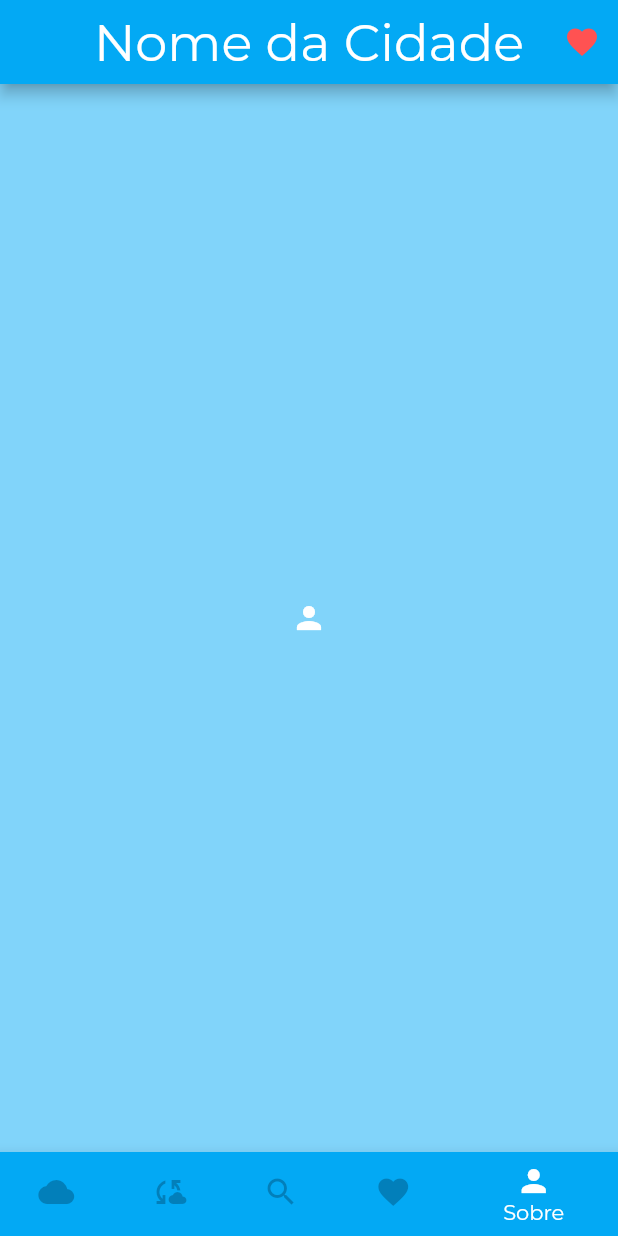
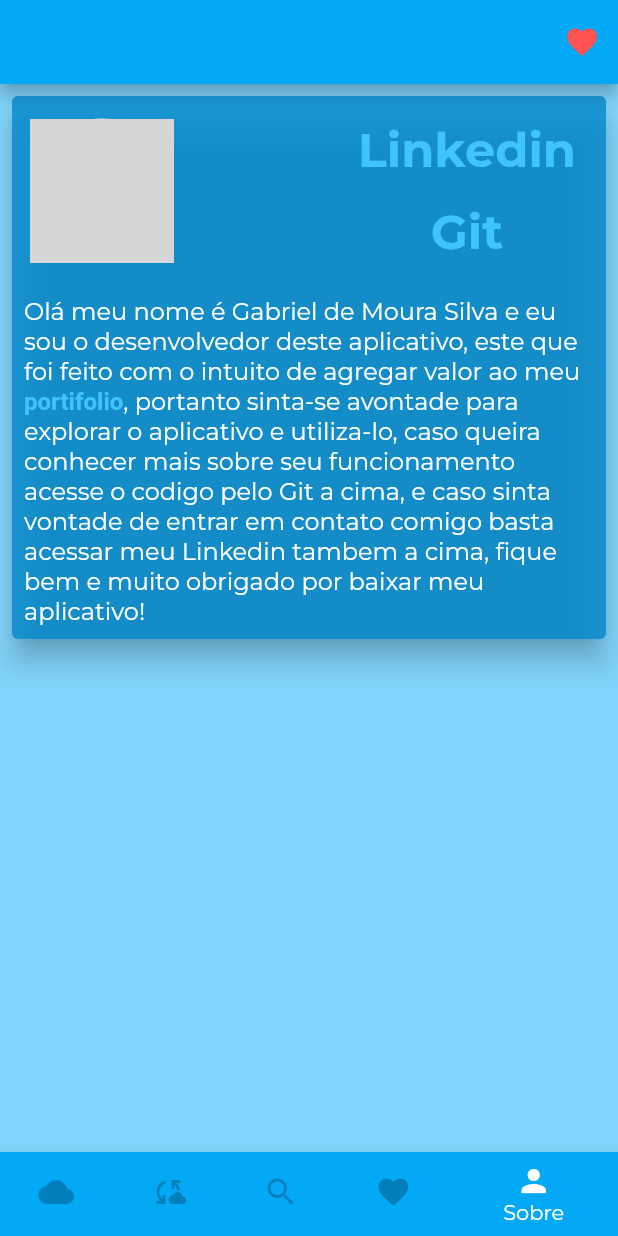
Before and after one commit to GamosiDEV/Climatempo, a Flutter app: the screen it shows after launch, swiped to page 5, on a phone screen of 412 x 824 dp. Run offline on Flutter 3.47's test engine with Material 2 defaults, Android fonts, the phone set to English and light mode, and no system bars; network calls fail; grey boxes are pictures that could not be loaded.

Commit message:
Placeholder da tela de Sobre concluido e as demais tambem

```diff
--- a/lib/themes/base_theme.dart
+++ b/lib/themes/base_theme.dart
@@ -1,3 +1,5 @@
+import 'dart:ui';
+
 import 'package:flutter/material.dart';
 
 ThemeData baseTheme = ThemeData(
@@ -32,6 +34,8 @@ TextTheme textTheme = TextTheme(
   titleSmall: TextStyle(fontWeight: FontWeight.bold, color: Colors.white),
   titleMedium: TextStyle(fontWeight: FontWeight.bold, color: Colors.white),
   titleLarge: TextStyle(fontWeight: FontWeight.bold, color: Colors.white),
+  displaySmall: TextStyle(
+      fontWeight: FontWeight.bold, fontSize: 32, color: Colors.lightBlueAccent),
 );
 
 IconThemeData unselectedIconThemeData = IconThemeData(
--- a/lib/view/about_view.dart
+++ b/lib/view/about_view.dart
@@ -1,14 +1,109 @@
+import 'package:flutter/gestures.dart';
 import 'package:flutter/material.dart';
 import 'package:flutter/src/widgets/container.dart';
 import 'package:flutter/src/widgets/framework.dart';
+import 'package:url_launcher/url_launcher.dart';
 
 class AboutView extends StatelessWidget {
   const AboutView({super.key});
 
   @override
   Widget build(BuildContext context) {
-    return Center(
-      child: Icon(Icons.person),
+    final linkedinUrl =
+        "https://www.linkedin.com/in/gabriel-de-moura-silva-2ab729112/";
+    final gitUrl = "https://github.com/GamosiDEV";
+    final portifolioUrl = "https://www.google.com";
+
+    return Column(
+      children: [
+        Card(
+            child: Column(
+          mainAxisSize: MainAxisSize.min,
+          mainAxisAlignment: MainAxisAlignment.start,
+          crossAxisAlignment: CrossAxisAlignment.start,
+          children: [
+            Padding(
+              padding: const EdgeInsets.fromLTRB(12.0, 8.0, 12.0, 8.0),
+              child: Row(
+                children: [
+                  CircleAvatar(
+                    radius: 48,
+                    backgroundImage: NetworkImage(
+                        'https://avatars.githubusercontent.com/u/38093698?v=4'),
+                  ),
+                  Spacer(),
+                  Column(
+                    crossAxisAlignment: CrossAxisAlignment.center,
+                    children: [
+                      Padding(
+                        padding: const EdgeInsets.all(8.0),
+                        child: RichText(
+                          text: TextSpan(
+                            text: 'Linkedin',
+                            style: Theme.of(context).textTheme.displaySmall,
+                            recognizer: TapGestureRecognizer()
+                              ..onTap = () async {
+                                _launchUrl(Uri.parse(linkedinUrl));
+                                print("Launch LINKEDIN");
+                              },
+                          ),
+                        ),
+                      ),
+                      Padding(
+                        padding: const EdgeInsets.all(8.0),
+                        child: RichText(
+                          text: TextSpan(
+                            text: 'Git',
+                            style: Theme.of(context).textTheme.displaySmall,
+                            recognizer: TapGestureRecognizer()
+                              ..onTap = () async {
+                                _launchUrl(Uri.parse(gitUrl));
+                                print("Launch GIT");
+                              },
+                          ),
+                        ),
+                      ),
+                    ],
+                  ),
+                ],
+              ),
+            ),
+            Padding(
+              padding: EdgeInsets.all(8.0),
+              child: RichText(
+                text: TextSpan(
+                  style: Theme.of(context).textTheme.bodyMedium,
+                  text:
+                      'Olá meu nome é Gabriel de Moura Silva e eu sou o desenvolvedor deste aplicativo, este que foi feito com o intuito de agregar valor ao meu ',
+                  children: [
+                    TextSpan(
+                      text: 'portifolio',
+                      style: TextStyle(
+                          color: Colors.lightBlueAccent,
+                          fontWeight: FontWeight.bold),
+                      recognizer: TapGestureRecognizer()
+                        ..onTap = () async {
+                          _launchUrl(Uri.parse(portifolioUrl));
+                          print("Launch Portifolio");
+                        },
+                    ),
+                    TextSpan(
+                      text:
+                          ', portanto sinta-se avontade para explorar o aplicativo e utiliza-lo, caso queira conhecer mais sobre seu funcionamento acesse o codigo pelo Git a cima, e caso sinta vontade de entrar em contato comigo basta acessar meu Linkedin tambem a cima, fique bem e muito obrigado por baixar meu aplicativo!',
+                    ),
+                  ],
+                ),
+              ),
+            ),
+          ],
+        )),
+      ],
     );
   }
+
+  Future<void> _launchUrl(_url) async {
+    if (!await launchUrl(_url)) {
+      throw Exception('Could not launch $_url');
+    }
+  }
 }
--- a/lib/view/main_view.dart
+++ b/lib/view/main_view.dart
@@ -17,6 +17,7 @@ class MainView extends StatefulWidget {
 
 class _MainViewState extends State<MainView> {
   int _selectedTab = 0;
+  String title = '';
 
   PageController _pageController = PageController(initialPage: 0);
 
@@ -26,7 +27,7 @@ class _MainViewState extends State<MainView> {
       appBar: AppBar(
         centerTitle: true,
         title: Text(
-          'Nome da Cidade',
+          title,
           style: Theme.of(context).textTheme.headlineMedium,
         ),
         actions: [
@@ -37,8 +38,7 @@ class _MainViewState extends State<MainView> {
         ],
       ),
       backgroundColor: baseTheme.backgroundColor,
-      body: Center(
-        child: PageView(
+      body: PageView(
         controller: _pageController,
         onPageChanged: (value) {
           setState(() {
@@ -52,7 +52,6 @@ class _MainViewState extends State<MainView> {
           FavoritesView(),
           AboutView(),
         ],
-        ),
       ),
       bottomNavigationBar: BottomNavigationBar(
         selectedIconTheme: selectedIconThemeData,
@@ -92,6 +91,24 @@ class _MainViewState extends State<MainView> {
         duration: const Duration(milliseconds: 500),
         curve: Curves.ease,
       );
+
+      switch (index) {
+        case 0:
+          title = 'Cidade';
+          break;
+        case 1:
+          title = 'Cidade dias';
+          break;
+        case 2:
+          title = 'Buscar';
+          break;
+        case 3:
+          title = 'Favoritos';
+          break;
+        case 4:
+          title = 'Sobre';
+          break;
+      }
       _selectedTab = index;
     });
   }
--- a/pubspec.yaml
+++ b/pubspec.yaml
@@ -36,6 +36,7 @@ dependencies:
   # The following adds the Cupertino Icons font to your application.
   # Use with the CupertinoIcons class for iOS style icons.
   cupertino_icons: ^1.0.2
+  url_launcher: ^6.1.11
 
 dev_dependencies:
   flutter_test:
```
Also changed, not shown: pubspec.lock, 1 other file. Lines whose indentation alone changed are shown as unchanged.
